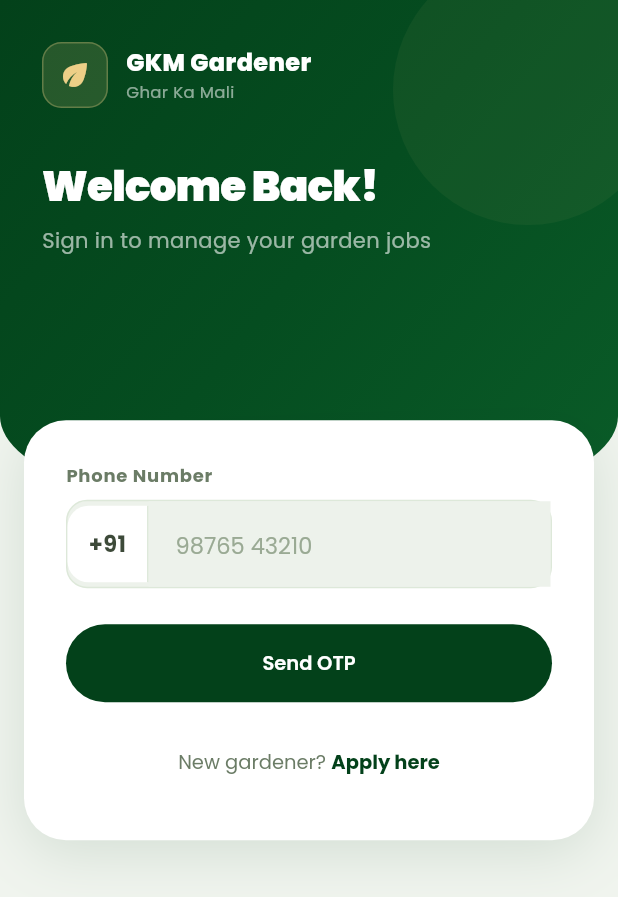
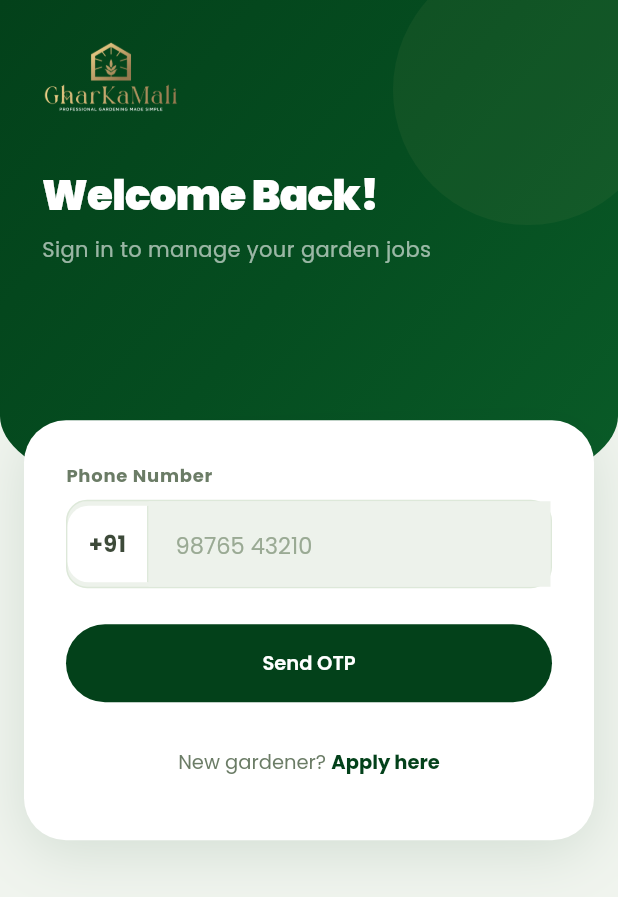
Before and after one commit to Souvik-Ghosh-js/GharKaMali_Gardener_App, a Flutter app: the screen it shows after launch, on a phone screen of 412 x 824 dp. Shown: the top 897 px of the screen. Run offline on Flutter 3.47's test engine with Material 3 defaults, Android fonts, the phone set to English and light mode, and no system bars; drawn by our look-alikes of flutter_animate; our stand-ins replace fl_chart, geolocator, google_fonts, image_picker, lottie, shared_preferences and 1 more.

Commit message:
feat: update app namespace and version, add release signing configuration, and replace logo in login screen

```diff
--- a/lib/presentation/screens/login_screen.dart
+++ b/lib/presentation/screens/login_screen.dart
@@ -124,22 +124,10 @@ class _LoginScreenState extends State<LoginScreen> {
               SafeArea(child: Padding(
                 padding: const EdgeInsets.fromLTRB(28, 28, 28, 0),
                 child: Column(crossAxisAlignment: CrossAxisAlignment.start, children: [
-                  Row(children: [
-                    Container(
-                      width: 44, height: 44,
-                      decoration: BoxDecoration(
-                        color: AppColors.gold.withOpacity(0.15),
-                        borderRadius: BorderRadius.circular(13),
-                        border: Border.all(color: AppColors.gold.withOpacity(0.3)),
-                      ),
-                      child: const Icon(Icons.eco_rounded, color: AppColors.gold, size: 24),
-                    ),
-                    const SizedBox(width: 12),
-                    Column(crossAxisAlignment: CrossAxisAlignment.start, children: [
-                      Text('GKM Gardener', style: GoogleFonts.poppins(fontSize: 16, fontWeight: FontWeight.w800, color: Colors.white)),
-                      Text('Ghar Ka Mali', style: GoogleFonts.poppins(fontSize: 11, color: Colors.white54)),
-                    ]),
-                  ]),
+                  Image.asset(
+                    'assets/images/logo.png',
+                    height: 50,
+                  ),
                   const SizedBox(height: 32),
                   Text(
                     _step == 'phone' ? 'Welcome Back!' : 'Enter OTP',
--- a/pubspec.yaml
+++ b/pubspec.yaml
@@ -1,7 +1,7 @@
 name: gkm_gardener
 description: Ghar Ka Mali — Gardener App
 publish_to: 'none'
-version: 1.0.0+1
+version: 1.0.1+2
 
 environment:
   sdk: '>=3.0.0 <4.0.0'
```
Also changed, not shown: 3 other files.
